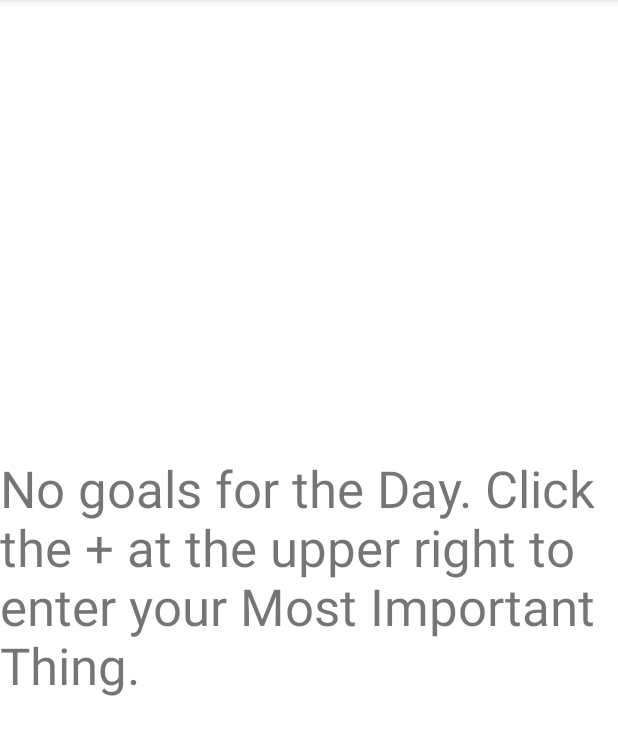
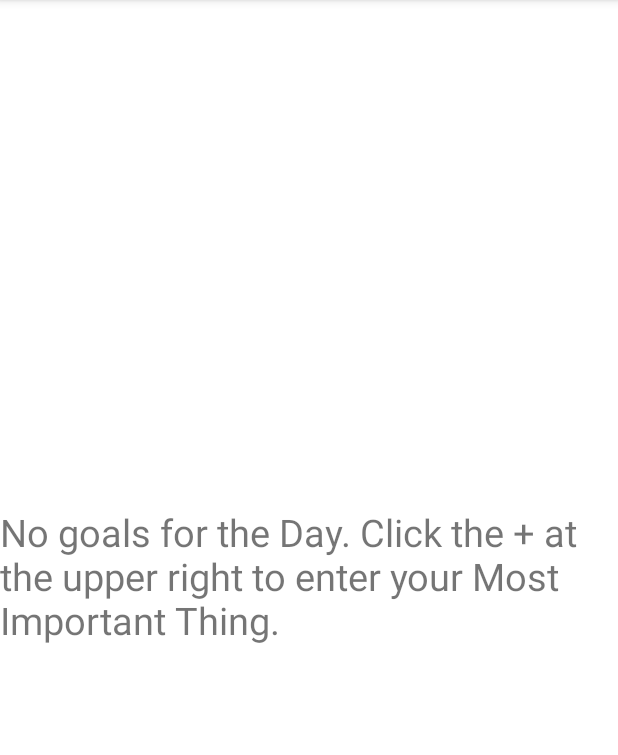
Before and after one commit to CSE-110-Winter-2024/project-team-16, an Android app: the screen it shows after launch (MainActivity), on a phone screen of 412 x 824 dp, the part 84-839 px from its top. Run offline under Robolectric (Android 15) with nearby library versions, the phone set to English and light mode, and no system bars.

Commit message:
modified textSize of default message

```diff
--- a/app/src/main/res/layout/activity_main.xml
+++ b/app/src/main/res/layout/activity_main.xml
@@ -10,8 +10,10 @@
         android:id="@+id/placeholder_text"
         android:layout_width="wrap_content"
         android:layout_height="wrap_content"
+        android:layout_marginStart="16dp"
+        android:layout_marginEnd="16dp"
         android:text="@string/placeholder"
-        android:textSize="34sp"
+        android:textSize="25sp"
         app:layout_constraintBottom_toBottomOf="parent"
         app:layout_constraintEnd_toEndOf="parent"
         app:layout_constraintStart_toStartOf="parent"
```
